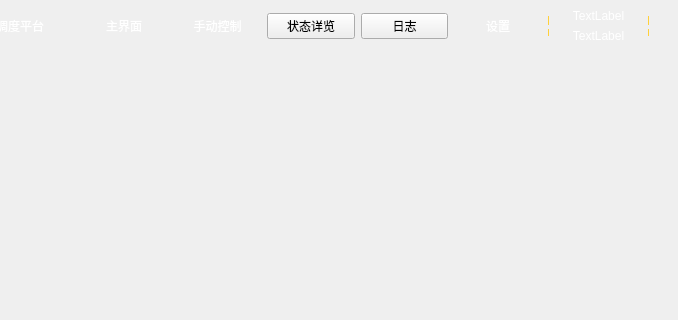
Qt form widgetmain.ui (LongyuHe1990/AgvMonitor) before a commit; both pictures show x 196 to 874 and y 0 to 320 of the 874 by 683 pixel window.
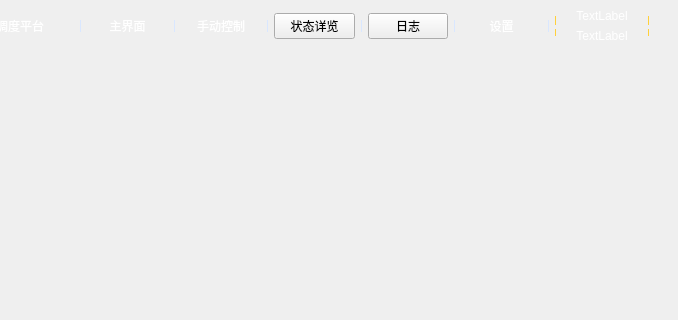
The same form after that commit. Icons and pictures are not drawn.

Diff of the .ui file:
```diff
--- a/widgetmain.ui
+++ b/widgetmain.ui
@@ -106,6 +106,19 @@
 </string>
            </property>
            <layout class="QHBoxLayout" name="horizontalLayout_3">
+            <item>
+             <widget class="QWidget" name="widget_8" native="true">
+              <property name="maximumSize">
+               <size>
+                <width>1</width>
+                <height>12</height>
+               </size>
+              </property>
+              <property name="styleSheet">
+               <string notr="true">#widget_8{border:2px solid #D9E7FF;}</string>
+              </property>
+             </widget>
+            </item>
             <item>
              <widget class="QPushButton" name="pushButton_home">
               <property name="cursor">
@@ -123,6 +136,19 @@
               </property>
              </widget>
             </item>
+            <item>
+             <widget class="QWidget" name="widget_9" native="true">
+              <property name="maximumSize">
+               <size>
+                <width>1</width>
+                <height>12</height>
+               </size>
+              </property>
+              <property name="styleSheet">
+               <string notr="true">#widget_9{border:2px solid #D9E7FF;}</string>
+              </property>
+             </widget>
+            </item>
             <item>
              <widget class="QPushButton" name="pushButton_control">
               <property name="cursor">
@@ -140,6 +166,19 @@
               </property>
              </widget>
             </item>
+            <item>
+             <widget class="QWidget" name="widget_10" native="true">
+              <property name="maximumSize">
+               <size>
+                <width>1</width>
+                <height>12</height>
+               </size>
+              </property>
+              <property name="styleSheet">
+               <string notr="true">#widget_10{border:2px solid #D9E7FF;}</string>
+              </property>
+             </widget>
+            </item>
             <item>
              <widget class="QPushButton" name="pushButton_detail">
               <property name="text">
@@ -151,6 +190,19 @@
               </property>
              </widget>
             </item>
+            <item>
+             <widget class="QWidget" name="widget_11" native="true">
+              <property name="maximumSize">
+               <size>
+                <width>1</width>
+                <height>12</height>
+               </size>
+              </property>
+              <property name="styleSheet">
+               <string notr="true">#widget_11{border:2px solid #D9E7FF;}</string>
+              </property>
+             </widget>
+            </item>
             <item>
              <widget class="QPushButton" name="pushButton_log">
               <property name="text">
@@ -162,6 +214,19 @@
               </property>
              </widget>
             </item>
+            <item>
+             <widget class="QWidget" name="widget_12" native="true">
+              <property name="maximumSize">
+               <size>
+                <width>1</width>
+                <height>12</height>
+               </size>
+              </property>
+              <property name="styleSheet">
+               <string notr="true">#widget_12{border:2px solid #D9E7FF;}</string>
+              </property>
+             </widget>
+            </item>
             <item>
              <widget class="QPushButton" name="pushButton_setting">
               <property name="cursor">
@@ -179,6 +244,19 @@
               </property>
              </widget>
             </item>
+            <item>
+             <widget class="QWidget" name="widget_13" native="true">
+              <property name="maximumSize">
+               <size>
+                <width>1</width>
+                <height>12</height>
+               </size>
+              </property>
+              <property name="styleSheet">
+               <string notr="true">#widget_13{border:2px solid #D9E7FF;}</string>
+              </property>
+             </widget>
+            </item>
             <item>
              <widget class="QWidget" name="widget_5" native="true">
               <property name="maximumSize">
```
Left out of the diff: 8 changed lines with no effect on the pictures.
